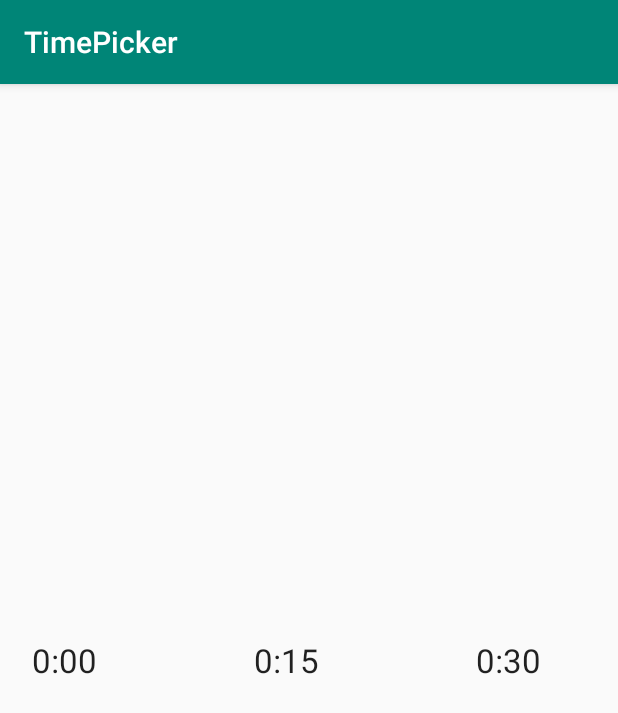
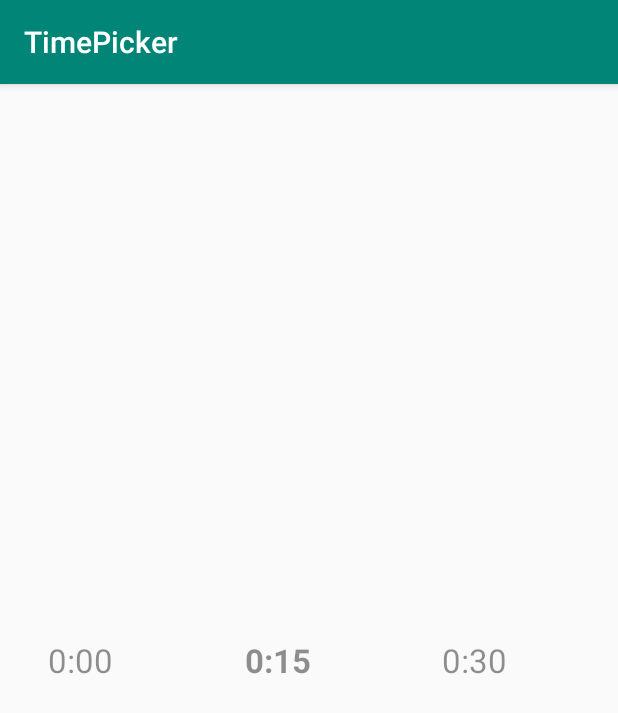
Before and after one commit to TalhaTZA/Recycler-View-Time-Picker, an Android app: the screen it shows after launch (MainActivity), on a phone screen of 412 x 824 dp. Shown: the top 713 px of the screen. Run offline under Robolectric (Android 15) with nearby library versions, the phone set to English and light mode, and no system bars; our stand-ins replace data binding.

Commit message:
ADD center item bold

```diff
--- a/app/src/main/java/com/example/timepicker/MainActivity.kt
+++ b/app/src/main/java/com/example/timepicker/MainActivity.kt
@@ -1,16 +1,23 @@
 package com.example.timepicker
 
+import android.graphics.Typeface
 import androidx.appcompat.app.AppCompatActivity
 import android.os.Bundle
 import android.util.DisplayMetrics
+import android.util.Log
+import android.widget.TextView
 import androidx.databinding.DataBindingUtil
+import androidx.recyclerview.widget.LinearLayoutManager
+import androidx.recyclerview.widget.RecyclerView
 import com.example.timepicker.adapter.TimePickerAdapter
 import com.example.timepicker.databinding.ActivityMainBinding
+import java.lang.Exception
 
 class MainActivity : AppCompatActivity() {
 
     private lateinit var mBinding: ActivityMainBinding
     private lateinit var mAdapter: TimePickerAdapter
+    private var mLastPosition = -1
 
     override fun onCreate(savedInstanceState: Bundle?) {
         super.onCreate(savedInstanceState)
@@ -25,7 +32,43 @@ class MainActivity : AppCompatActivity() {
 
     private fun applyAdapter() {
         mBinding.apply {
-            recyclerViewTimePicker.adapter = mAdapter
+            recyclerViewTimePicker.apply {
+                adapter = mAdapter
+                addOnScrollListener(object : RecyclerView.OnScrollListener() {
+                    override fun onScrolled(recyclerView: RecyclerView, dx: Int, dy: Int) {
+
+
+                        //Log.e("check","${(layoutManager as LinearLayoutManager).findFirstCompletelyVisibleItemPosition()}")
+
+                        val lm = layoutManager as LinearLayoutManager
+                        var position = lm.findFirstCompletelyVisibleItemPosition()
+
+                        if (position == 0) {
+                            position = 1
+                        }
+
+                        //if (mLastPosition != position) {
+                        //Log.e("check", "$mLastPosition  $position")
+                        //mLastPosition = position
+                        try {
+                            val view = lm.findViewByPosition(position) as TextView
+                            val viewLast = lm.findViewByPosition(position - 1) as TextView
+                            val viewFront = lm.findViewByPosition(position + 1) as TextView
+                            view.setTypeface(null, Typeface.BOLD)
+                            viewLast.setTypeface(null, Typeface.NORMAL)
+                            viewFront.setTypeface(null, Typeface.NORMAL)
+
+                            adapter!!.notifyDataSetChanged()
+                        } catch (e: Exception) {
+                            e.printStackTrace()
+                        }
+                        //}
+
+
+                        super.onScrolled(recyclerView, dx, dy)
+                    }
+                })
+            }
         }
     }
 
@@ -39,7 +82,7 @@ class MainActivity : AppCompatActivity() {
 
         val display = DisplayMetrics()
         windowManager.defaultDisplay.getMetrics(display)
-        mAdapter = TimePickerAdapter(arrayListOf(),display)
+        mAdapter = TimePickerAdapter(arrayListOf(), display)
 
     }
 
--- a/app/src/main/java/com/example/timepicker/adapter/TimePickerAdapter.kt
+++ b/app/src/main/java/com/example/timepicker/adapter/TimePickerAdapter.kt
@@ -29,7 +29,7 @@ class TimePickerAdapter(
 
             for (i in 0..23) {
                 for (j in 0..3) {
-                    var time = "$i:${minute[j]}"
+                    val time = "$i:${minute[j]}"
 
                     list.add(time)
                 }
@@ -46,11 +46,14 @@ class TimePickerAdapter(
 
     }
 
-    override fun getItemCount(): Int = list.size
+    override fun getItemCount(): Int = Integer.MAX_VALUE
 
     override fun onBindViewHolder(holder: ViewHolder, position: Int) {
-        holder.bind(list[position],display)
+        //Log.e("check", "${position % list.size}")
+        holder.bind(list[position % list.size], display)
     }
+
+
 }
 
 
@@ -73,11 +76,11 @@ class ViewHolder private constructor(private val itemViewBinding: RecyclerItemVi
 
     }
 
-    fun bind(s: String,display: DisplayMetrics) {
-        itemViewBinding.txtViewTime.layoutParams.width = (display.widthPixels / 3)
-        Log.e("check","${display.widthPixels}")
+    fun bind(s: String, display: DisplayMetrics) {
+        itemViewBinding.txtViewTime.layoutParams.width = ((display.widthPixels / 3) - 32)
         itemViewBinding.time = s
         itemViewBinding.executePendingBindings()
     }
 
+
 }
--- a/app/src/main/res/layout/activity_main.xml
+++ b/app/src/main/res/layout/activity_main.xml
@@ -17,10 +17,10 @@
             android:id="@+id/recycler_view_time_picker"
             android:layout_width="match_parent"
             android:layout_height="wrap_content"
-            android:layout_marginStart="16dp"
-            android:layout_marginLeft="16dp"
-            android:layout_marginEnd="16dp"
-            android:layout_marginRight="16dp"
+            android:layout_marginStart="32dp"
+            android:layout_marginLeft="32dp"
+            android:layout_marginEnd="32dp"
+            android:layout_marginRight="32dp"
             android:orientation="horizontal"
             app:layoutManager="androidx.recyclerview.widget.LinearLayoutManager"
             app:layout_constraintBottom_toBottomOf="parent"
--- a/app/src/main/res/layout/recycler_item_view_time_picker.xml
+++ b/app/src/main/res/layout/recycler_item_view_time_picker.xml
@@ -1,9 +1,8 @@
 <?xml version="1.0" encoding="utf-8"?>
 
 
-<layout
-    xmlns:tools="http://schemas.android.com/tools"
-    xmlns:android="http://schemas.android.com/apk/res/android">
+<layout xmlns:android="http://schemas.android.com/apk/res/android"
+    xmlns:tools="http://schemas.android.com/tools">
 
     <data>
 
@@ -15,14 +14,15 @@
 
 
     <TextView
-        android:layout_margin="5dp"
         android:id="@+id/txtViewTime"
-        tools:text="8:00"
+        android:layout_marginRight="15dp"
+        android:layout_width="match_parent"
+        android:layout_height="wrap_content"
+        android:alpha="0.5"
+        android:gravity="start"
         android:text="@{time}"
         android:textAppearance="?android:textAppearanceLarge"
-        android:gravity="start"
-        android:layout_width="match_parent"
-        android:layout_height="wrap_content" />
+        tools:text="8:00" />
 
 
 </layout>
```
